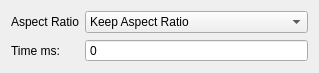
Before: the Qt Designer form src/Nodes/ScaleImageNode/ScaleImageForm.ui in bwll1989/NodeEditorCPP, drawn with Qt 5.
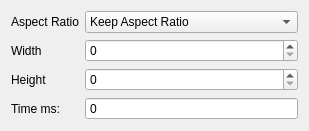
After: the same form once the commit is applied.

Patch:
```diff
--- a/src/Nodes/ScaleImageNode/ScaleImageForm.ui
+++ b/src/Nodes/ScaleImageNode/ScaleImageForm.ui
@@ -6,14 +6,56 @@
    <rect>
     <x>0</x>
     <y>0</y>
-    <width>319</width>
-    <height>70</height>
+    <width>309</width>
+    <height>121</height>
    </rect>
   </property>
   <property name="windowTitle">
    <string>Form</string>
   </property>
   <layout class="QGridLayout" name="gridLayout">
+   <item row="0" column="0">
+    <widget class="QLabel" name="label">
+     <property name="text">
+      <string>Aspect Ratio</string>
+     </property>
+    </widget>
+   </item>
+   <item row="3" column="0">
+    <widget class="QLabel" name="label_6">
+     <property name="text">
+      <string>Time ms:</string>
+     </property>
+    </widget>
+   </item>
+   <item row="1" column="1">
+    <widget class="QSpinBox" name="widthSpinBox">
+     <property name="maximum">
+      <number>5000</number>
+     </property>
+    </widget>
+   </item>
+   <item row="1" column="0">
+    <widget class="QLabel" name="label_2">
+     <property name="text">
+      <string>Width</string>
+     </property>
+    </widget>
+   </item>
+   <item row="2" column="0">
+    <widget class="QLabel" name="label_3">
+     <property name="text">
+      <string>Height</string>
+     </property>
+    </widget>
+   </item>
+   <item row="2" column="1">
+    <widget class="QSpinBox" name="heightSpinBox">
+     <property name="maximum">
+      <number>9999</number>
+     </property>
+    </widget>
+   </item>
    <item row="0" column="1">
     <widget class="QComboBox" name="cb_aspectRatio">
      <property name="sizePolicy">
@@ -42,21 +84,7 @@
      </item>
     </widget>
    </item>
-   <item row="0" column="0">
-    <widget class="QLabel" name="label">
-     <property name="text">
-      <string>Aspect Ratio</string>
-     </property>
-    </widget>
-   </item>
-   <item row="2" column="0">
-    <widget class="QLabel" name="label_6">
-     <property name="text">
-      <string>Time ms:</string>
-     </property>
-    </widget>
-   </item>
-   <item row="2" column="1">
+   <item row="3" column="1">
     <widget class="QSpinBox" name="sb_time">
      <property name="readOnly">
       <bool>true</bool>
```
